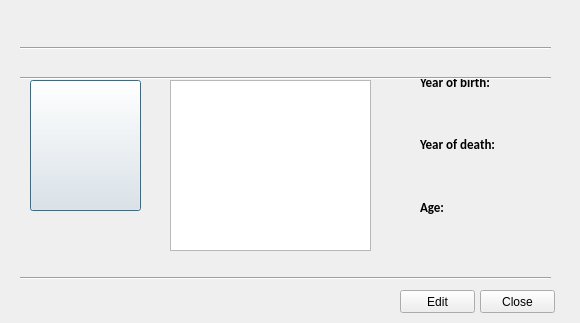
Before: the Qt Designer form Hopur21Verkefni/MyComputerScienceList/ui/csmoreinfo.ui in Hopur21/Hopur21, drawn with Qt 5.
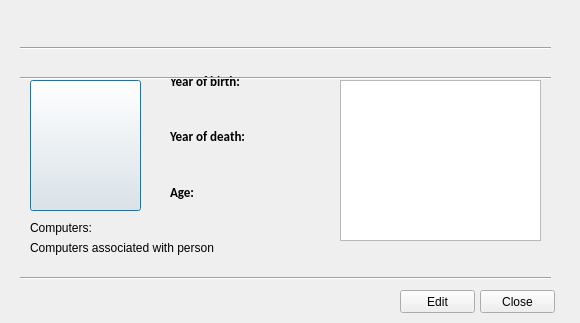
After: the same form once the commit is applied. Icons and pictures are not drawn.

Commit message: box for computers associated with computer scientist

Patch:
```diff
--- a/Hopur21Verkefni/MyComputerScienceList/ui/csmoreinfo.ui
+++ b/Hopur21Verkefni/MyComputerScienceList/ui/csmoreinfo.ui
@@ -57,10 +57,10 @@
   <widget class="QTextBrowser" name="more_info_input">
    <property name="geometry">
     <rect>
-     <x>170</x>
+     <x>340</x>
      <y>80</y>
      <width>201</width>
-     <height>171</height>
+     <height>161</height>
     </rect>
    </property>
   </widget>
@@ -149,10 +149,10 @@
   <widget class="QWidget" name="layoutWidget">
    <property name="geometry">
     <rect>
-     <x>420</x>
+     <x>170</x>
      <y>70</y>
      <width>80</width>
-     <height>181</height>
+     <height>161</height>
     </rect>
    </property>
    <layout class="QVBoxLayout" name="verticalLayout">
@@ -252,6 +252,32 @@
     <string>Edit</string>
    </property>
   </widget>
+  <widget class="QLabel" name="label_computersAss">
+   <property name="geometry">
+    <rect>
+     <x>30</x>
+     <y>220</y>
+     <width>91</width>
+     <height>16</height>
+    </rect>
+   </property>
+   <property name="text">
+    <string>Computers:</string>
+   </property>
+  </widget>
+  <widget class="QLabel" name="label_compAss">
+   <property name="geometry">
+    <rect>
+     <x>30</x>
+     <y>240</y>
+     <width>291</width>
+     <height>16</height>
+    </rect>
+   </property>
+   <property name="text">
+    <string>Computers associated with person</string>
+   </property>
+  </widget>
   <zorder>layoutWidget</zorder>
   <zorder>line</zorder>
   <zorder>image_of_person_input</zorder>
```
Left out of the diff: 2 changed lines with no effect on the pictures.
